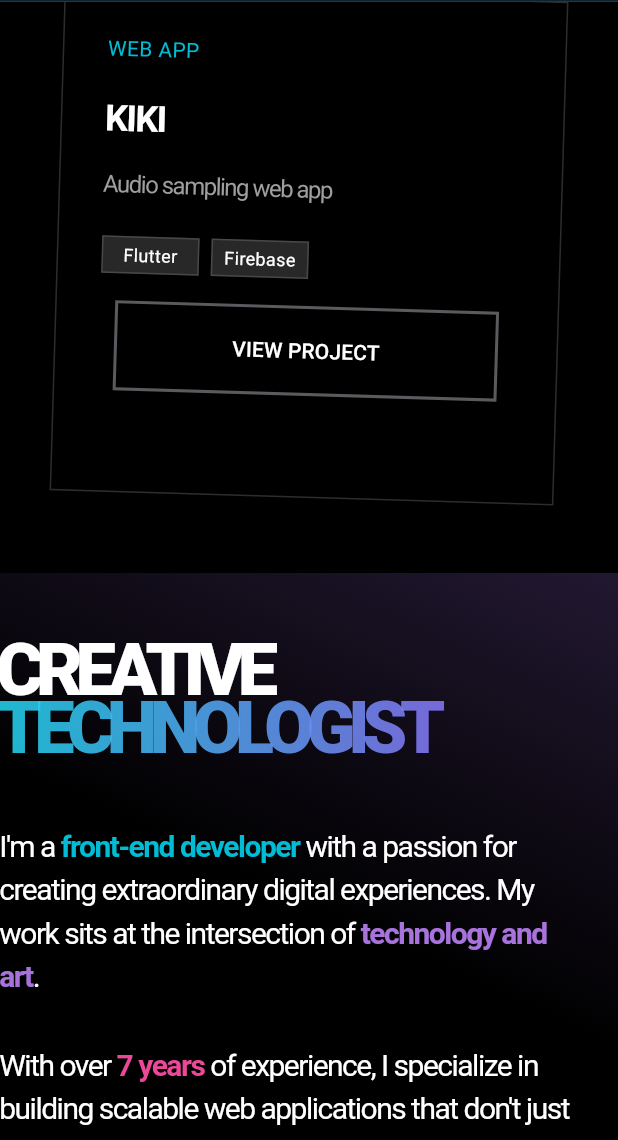
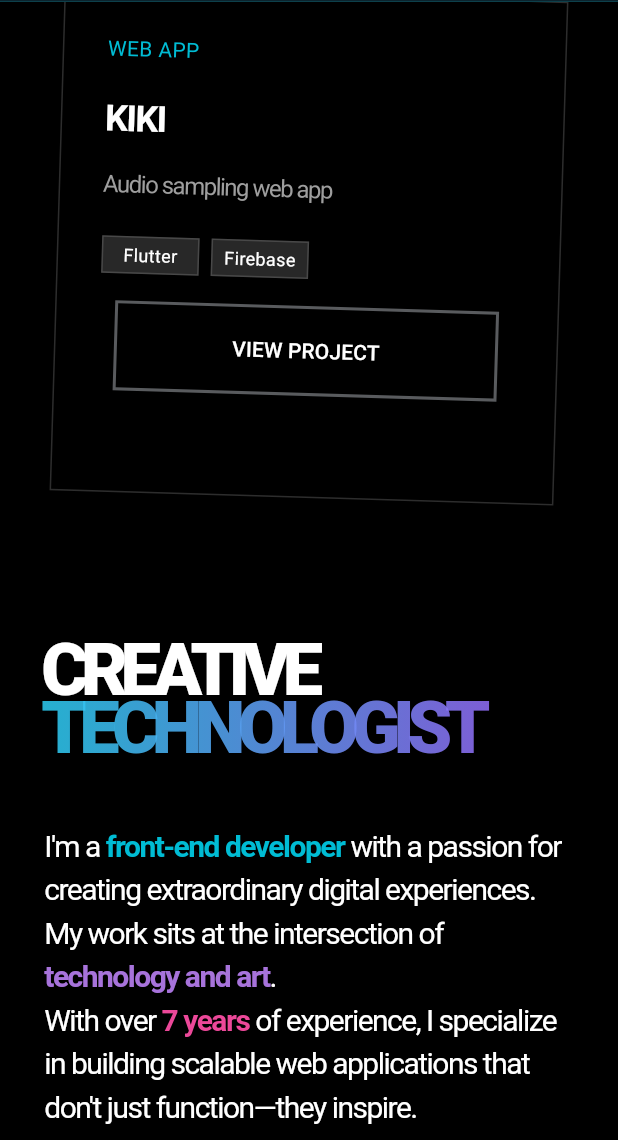
Before and after one commit to Jp-Rivera/portfolio, a Flutter app: the screen it shows after launch, scrolled down 1728 dp, on a phone screen of 412 x 824 dp, the part 96-1236 px from its top. Run offline on Flutter 3.47's test engine with Material 3 defaults, Android fonts, the phone set to English and light mode, and no system bars; drawn by our look-alikes of scrollable_positioned_list; Roboto replaces fonts that are missing (sageobold, segoe, segoebold); project files that could hold a hidden picture were left out.

Commit message:
make experiece page responsive

```diff
--- a/lib/experience.dart
+++ b/lib/experience.dart
@@ -2,11 +2,23 @@ import 'package:flutter/material.dart';
 import 'components/progress_bar.dart';
 
 class Experience extends StatelessWidget {
-  const Experience({super.key});
+  final double desktopFontSize;
+  final double mobileFontSize;
+
+  const Experience({
+    super.key,
+    required this.desktopFontSize,
+    required this.mobileFontSize,
+  });
 
   @override
   Widget build(BuildContext context) {
-    return Container(
+    double screeWidth = MediaQuery.of(context).size.width;
+
+    return Column(
+      crossAxisAlignment: CrossAxisAlignment.start,
+      children: [
+        Container(
           decoration: BoxDecoration(
             gradient: LinearGradient(
               colors: [const Color.fromRGBO(34, 24, 49, 1), Colors.black],
@@ -15,8 +27,10 @@ class Experience extends StatelessWidget {
               end: Alignment.bottomLeft,
             ),
           ),
-      child: Padding(
-        padding: const EdgeInsets.fromLTRB(0, 30, 0, 0),
+        ),
+        Padding(
+          padding: const EdgeInsets.all(30),
+
           child: Column(
             crossAxisAlignment: CrossAxisAlignment.start,
             children: [
@@ -25,7 +39,9 @@ class Experience extends StatelessWidget {
                 style: TextStyle(
                   fontFamily: 'segoebold',
                   fontWeight: FontWeight.w800,
-                fontSize: 48,
+                  fontSize: screeWidth >= 1000
+                      ? desktopFontSize
+                      : mobileFontSize,
                   letterSpacing: -5,
                   color: Colors.white,
                 ),
@@ -37,7 +53,9 @@ class Experience extends StatelessWidget {
                   style: TextStyle(
                     fontFamily: 'segoebold',
                     fontWeight: FontWeight.w800,
-                  fontSize: 48,
+                    fontSize: screeWidth >= 1000
+                        ? desktopFontSize
+                        : mobileFontSize,
                     letterSpacing: -5,
                     foreground: Paint()
                       ..shader = const LinearGradient(
@@ -49,9 +67,14 @@ class Experience extends StatelessWidget {
                   ),
                 ),
               ),
-            Padding(
-              padding: const EdgeInsets.fromLTRB(0, 0, 20, 0),
-              child: Text.rich(
+              Wrap(
+                direction: Axis.horizontal,
+                children: [
+                  SizedBox(
+                    width: 600,
+                    child: Column(
+                      children: [
+                        Text.rich(
                           TextSpan(
                             style: TextStyle(
                               fontFamily: 'segoe',
@@ -103,10 +126,7 @@ class Experience extends StatelessWidget {
                             ],
                           ),
                         ),
-            ),
-            Padding(
-              padding: const EdgeInsets.fromLTRB(0, 30, 20, 0),
-              child: Text.rich(
+                        Text.rich(
                           TextSpan(
                             style: TextStyle(
                               fontFamily: 'segoe',
@@ -139,11 +159,6 @@ class Experience extends StatelessWidget {
                             ],
                           ),
                         ),
-            ),
-            Padding(
-              padding: const EdgeInsets.fromLTRB(10, 0, 10, 0),
-              child: Column(
-                children: [
                         Padding(
                           padding: const EdgeInsets.fromLTRB(0, 20, 0, 0),
                           child: Column(
@@ -167,44 +182,16 @@ class Experience extends StatelessWidget {
                             ],
                           ),
                         ),
-                  Padding(
-                    padding: const EdgeInsets.all(20.0),
-                    child: Container(
-                      decoration: BoxDecoration(
-                        gradient: LinearGradient(
-                          colors: [
-                            Colors.cyan,
-                            Color.fromARGB(222, 168, 85, 247),
-                            Colors.pinkAccent,
                       ],
-                          begin: Alignment.centerLeft,
-                          end: Alignment.centerRight,
                     ),
                   ),
-                      height: 5,
+                  Padding(
+                    padding: const EdgeInsets.fromLTRB(0, 30, 0, 0),
+                    child: SizedBox(
+                      width: 600,
                       child: Center(
                         child: SizedBox(
-                          width: 500,
-                          height: 60,
-                          child: DecoratedBox(
-                            decoration: BoxDecoration(
-                              border: Border.all(
-                                color: const Color.from(
-                                  alpha: 0.309,
-                                  red: 0.569,
-                                  green: 0.569,
-                                  blue: 0.569,
-                                ),
-                              ),
-                            ),
-                          ),
-                        ),
-                      ),
-                    ),
-                  ),
-                  Center(
-                    child: Container(
-                      transform: Matrix4.translationValues(0, -25.0, 0),
+                          //transform: Matrix4.translationValues(0, -25.0, 0),
                           width: 392,
                           height: 266,
                           child: DecoratedBox(
@@ -231,7 +218,12 @@ class Experience extends StatelessWidget {
                               crossAxisAlignment: CrossAxisAlignment.start,
                               children: [
                                 Padding(
-                              padding: const EdgeInsets.fromLTRB(35, 30, 0, 30),
+                                  padding: const EdgeInsets.fromLTRB(
+                                    35,
+                                    30,
+                                    0,
+                                    30,
+                                  ),
                                   child: Row(
                                     children: [
                                       CircleAvatar(
@@ -263,7 +255,8 @@ class Experience extends StatelessWidget {
                                               ),
                                             ),
                                             Container(
-                                          transform: Matrix4.translationValues(
+                                              transform:
+                                                  Matrix4.translationValues(
                                                     0,
                                                     -5.0,
                                                     0,
@@ -285,7 +278,12 @@ class Experience extends StatelessWidget {
                                   ),
                                 ),
                                 Padding(
-                              padding: const EdgeInsets.fromLTRB(40, 0, 0, 20),
+                                  padding: const EdgeInsets.fromLTRB(
+                                    40,
+                                    0,
+                                    0,
+                                    20,
+                                  ),
                                   child: Row(
                                     children: [
                                       Icon(
@@ -306,7 +304,12 @@ class Experience extends StatelessWidget {
                                   ),
                                 ),
                                 Padding(
-                              padding: const EdgeInsets.fromLTRB(40, 0, 0, 20),
+                                  padding: const EdgeInsets.fromLTRB(
+                                    40,
+                                    0,
+                                    0,
+                                    20,
+                                  ),
                                   child: Row(
                                     children: [
                                       Icon(
@@ -327,12 +330,22 @@ class Experience extends StatelessWidget {
                                   ),
                                 ),
                                 Padding(
-                              padding: const EdgeInsets.fromLTRB(40, 0, 0, 20),
+                                  padding: const EdgeInsets.fromLTRB(
+                                    40,
+                                    0,
+                                    0,
+                                    20,
+                                  ),
                                   child: Row(
                                     children: [
                                       Icon(
                                         Icons.coffee_rounded,
-                                    color: Color.fromARGB(222, 168, 85, 247),
+                                        color: Color.fromARGB(
+                                          222,
+                                          168,
+                                          85,
+                                          247,
+                                        ),
                                         size: 20,
                                       ),
                                       Spacer(flex: 1),
@@ -352,12 +365,14 @@ class Experience extends StatelessWidget {
                           ),
                         ),
                       ),
+                    ),
+                  ),
+                ],
+              ),
             ],
           ),
         ),
       ],
-        ),
-      ),
     );
   }
 }
--- a/lib/main.dart
+++ b/lib/main.dart
@@ -134,7 +134,7 @@ class MyApp extends StatelessWidget {
             return [
               Landing(desktopFontSize: 96, mobileFontSize: 60),
               Projects(desktopFontSize: 72, mobileFontSize: 48),
-              Experience(),
+              Experience(desktopFontSize: 72, mobileFontSize: 48),
               Contact(),
               Footer(),
             ][index];
```
Lines whose indentation alone changed are shown as unchanged.
